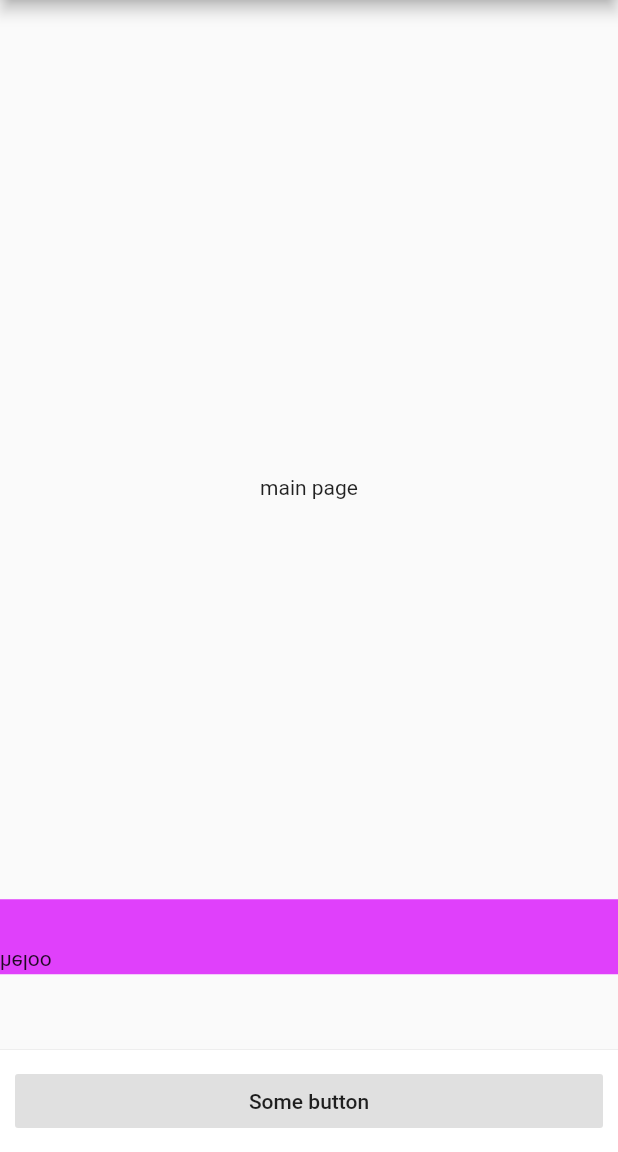
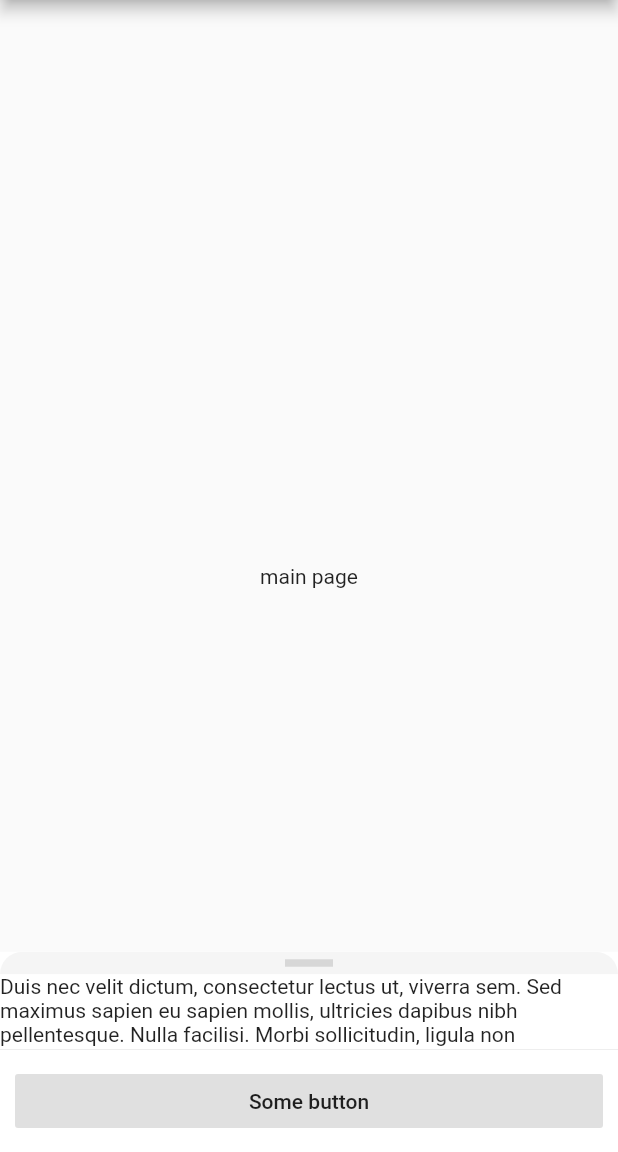
Before and after one commit to moneer-muntazah/evalute_widget, a Flutter app: the screen it shows after launch, on a phone screen of 412 x 824 dp, the part 84-1236 px from its top. Run offline on Flutter 3.47's test engine with Material 2 defaults, Android fonts, the phone set to English and light mode, and no system bars.

Commit message:
successful attempt

```diff
--- a/lib/evaluate.dart
+++ b/lib/evaluate.dart
@@ -1,14 +1,10 @@
 import "package:flutter/material.dart";
-import "dart:typed_data";
-import "package:overlay_container/overlay_container.dart";
+import 'package:flutter/rendering.dart';
 
-const ipsum = "Duis nec velit dictum, consectetur lectus ut, viverra sem. Sed maximus sapien eu sapien mollis, ultricies dapibus nibh pellentesque. Nulla facilisi. Morbi sollicitudin, ligula non malesuada congue, mauris purus convallis erat, in ornare diam nisi id nunc. Nullam laoreet dolor sit amet imperdiet pharetra. Aliquam eleifend sem erat, eu aliquet purus sagittis vitae. Sed ullamcorper molestie volutpat. Nulla facilisi. Maecenas hendrerit libero a sapien tristique, a varius ligula vehicula. Nulla facilisi. Nulla sed magna id nunc hendrerit finibus. Quisque dapibus consequat consequat. Nulla ut libero ex. Nam nec urna a massa laoreet viverra. Interdum et malesuada fames ac ante ipsum primis in faucibus. Nullam a nisi a magna elementum efficitur vitae non felis. ";
+const ipsum =
+    "Duis nec velit dictum, consectetur lectus ut, viverra sem. Sed maximus sapien eu sapien mollis, ultricies dapibus nibh pellentesque. Nulla facilisi. Morbi sollicitudin, ligula non malesuada congue, mauris purus convallis erat, in ornare diam nisi id nunc. Nullam laoreet dolor sit amet imperdiet pharetra. Aliquam eleifend sem erat, eu aliquet purus sagittis vitae. Sed ullamcorper molestie volutpat. Nulla facilisi. Maecenas hendrerit libero a sapien tristique, a varius ligula vehicula. Nulla facilisi. Nulla sed magna id nunc hendrerit finibus. Quisque dapibus consequat consequat. Nulla ut libero ex. Nam nec urna a massa laoreet viverra. Interdum et malesuada fames ac ante ipsum primis in faucibus. Nullam a nisi a magna elementum efficitur vitae non felis. ";
 
 class Evaluate extends StatefulWidget {
-  final Widget child;
-
-  Evaluate({this.child});
-
   @override
   _EvaluateState createState() => _EvaluateState();
 }
@@ -18,42 +14,46 @@ class _EvaluateState extends State<Evaluate> {
 
   @override
   Widget build(BuildContext context) {
-
-    var m = Matrix4.fromFloat64List(Float64List.fromList([
-      1, 0, 0, 0,
-      0, -1, 0, 0,
-      0, 0, 1, 0,
-      0, 0, 0, 1
-    ]));
-
-    print("ok");
-    return Column(
-      mainAxisSize: MainAxisSize.min,
-      crossAxisAlignment: CrossAxisAlignment.stretch,
-      children: <Widget>[
-        OverlayContainer(
-          show: true,
-          position: OverlayContainerPosition(
-            0, 0
-          ),
-          child: Listener(
-            onPointerDown: (PointerDownEvent downEvent) {
-              print(downEvent.localPosition);
-              setState(() {
-                height += 5;
-              });
-            },
-            child: Container(
+    return Listener(
+      onPointerDown: (PointerDownEvent downEvent) {
+        // print(downEvent.localPosition);
+        // setState(() {
+        //   height += 5;
+        // });
+      },
+      onPointerMove: (PointerMoveEvent moveEvent) {
+        print(moveEvent.delta);
+        setState(() {
+          height -= moveEvent.delta.dy;
+        });
+      },
+      onPointerUp: (PointerUpEvent upEvent) {},
+      child: Container(
+        color: Colors.white,
+        child: Column(
+          children: <Widget>[
+            ClipRRect(
+              borderRadius: BorderRadius.only(
+                topRight: const Radius.circular(50),
+                topLeft: const Radius.circular(50),
+              ),
+              child: Container(
+                  height: 15,
+                  color: Colors.grey[100],
+                  child: Padding(
+                    padding: const EdgeInsets.symmetric(horizontal: 190),
+                    child: Divider(
+                      thickness: 5,
+                    ),
+                  )),
+            ),
+            Container(
               height: height,
-
-              transform: m,
-              color: Colors.purpleAccent,
-              child: Text("heloo"),
+              child: Text(ipsum),
             ),
-          ),
+          ],
         ),
-        widget.child
-      ],
+      ),
     );
   }
 }
--- a/lib/main.dart
+++ b/lib/main.dart
@@ -1,5 +1,6 @@
 import 'package:flutter/material.dart';
 import "evaluate.dart";
+import 'evaluate.dart';
 
 void main() {
   runApp(MyApp());
@@ -29,15 +30,16 @@ class MyHomePage extends StatefulWidget {
 }
 
 class _MyHomePageState extends State<MyHomePage> {
-
-
   @override
   Widget build(BuildContext context) {
     return Scaffold(
       appBar: AppBar(
         title: Text(widget.title),
       ),
-      body: Center(
+      body: Stack(
+        alignment: AlignmentDirectional.bottomCenter,
+        children: [
+          Center(
             child: Column(
               mainAxisAlignment: MainAxisAlignment.center,
               children: <Widget>[
@@ -45,8 +47,12 @@ class _MyHomePageState extends State<MyHomePage> {
               ],
             ),
           ),
-      bottomNavigationBar: Evaluate(
-        child: Container(
+          Column(
+            mainAxisSize: MainAxisSize.min,
+            crossAxisAlignment: CrossAxisAlignment.stretch,
+            children: <Widget>[
+              Evaluate(),
+              Container(
                 decoration: const BoxDecoration(
                   color: Colors.white,
                   border: Border(
@@ -65,6 +71,9 @@ class _MyHomePageState extends State<MyHomePage> {
                   ),
                 ),
               ),
+            ],
+          )
+        ],
       ),
     );
   }
--- a/pubspec.yaml
+++ b/pubspec.yaml
@@ -23,7 +23,7 @@ environment:
 dependencies:
   flutter:
     sdk: flutter
-  overlay_container: ^0.0.4+1
+#  overlay_container: ^0.0.4+1
 
 
   # The following adds the Cupertino Icons font to your application.
```
Also changed, not shown: pubspec.lock. Lines whose indentation alone changed are shown as unchanged.
